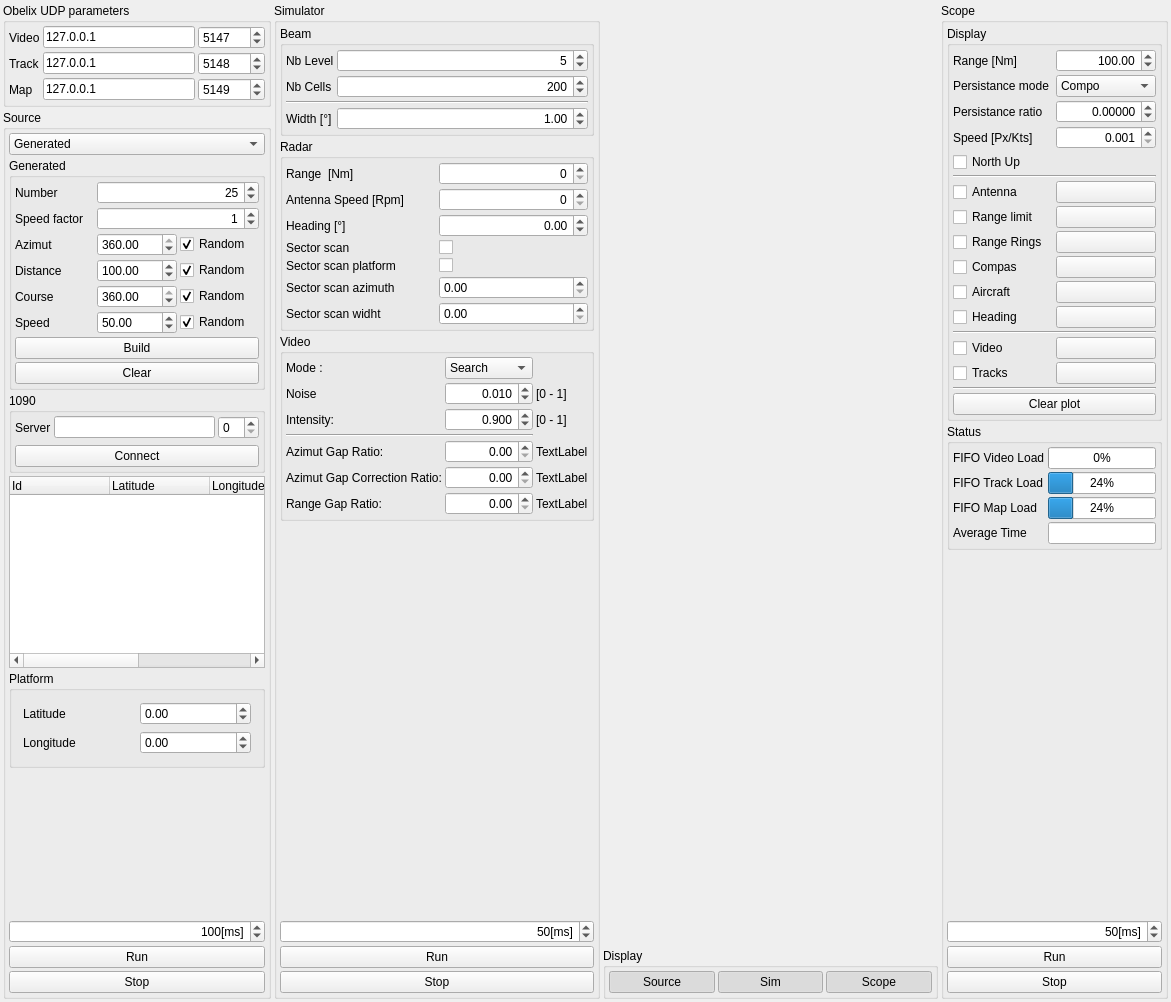
chootair/RadarObelix, file Src/ObelixTestApp/MainWindow.ui: the form before one commit.
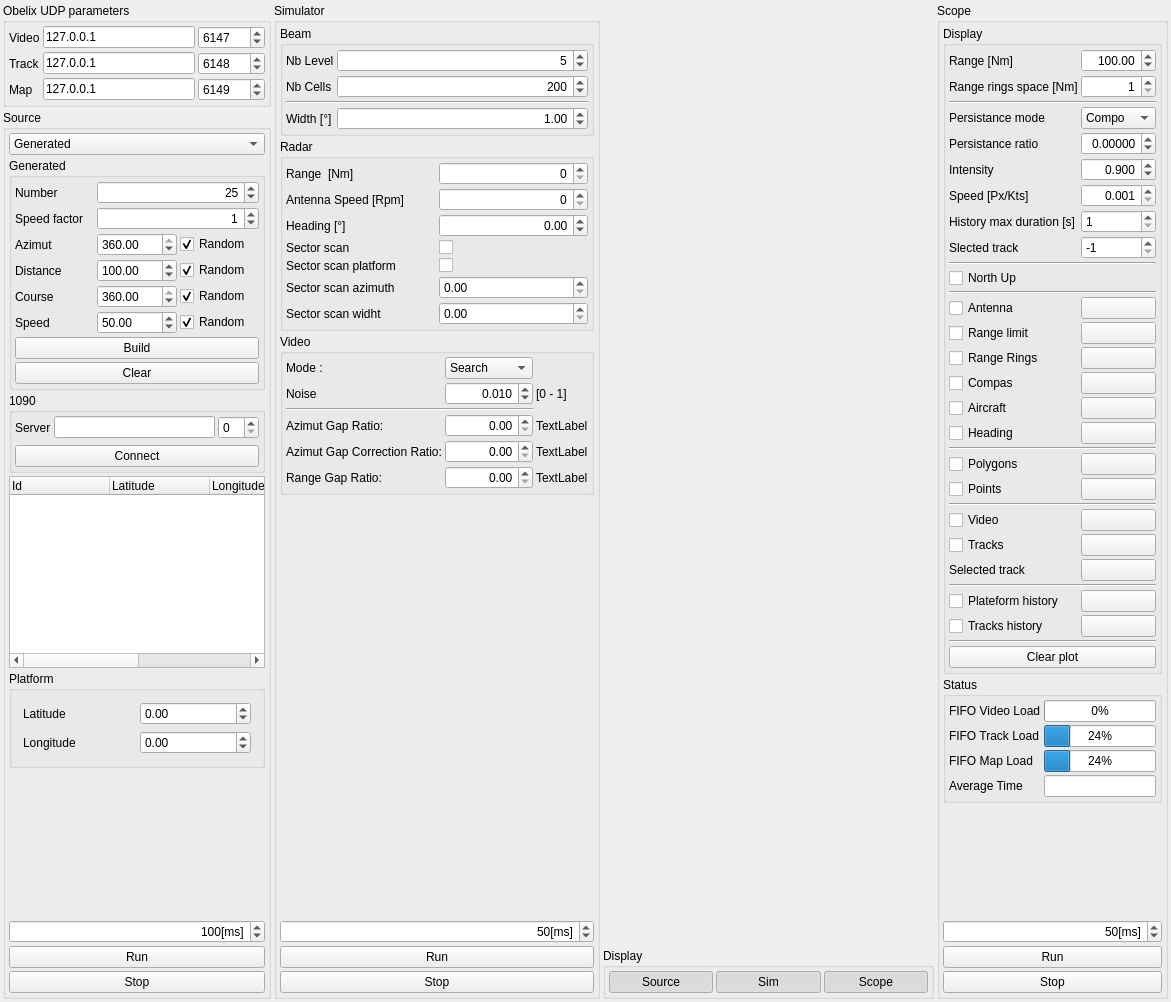
The form after the commit. Custom widgets are drawn as their Qt base class.

Commit message:
Plot History
Add track and plateforme history

```diff
--- a/Src/ObelixTestApp/MainWindow.ui
+++ b/Src/ObelixTestApp/MainWindow.ui
@@ -57,7 +57,7 @@
           <number>999999999</number>
          </property>
          <property name="value">
-          <number>5147</number>
+          <number>6147</number>
          </property>
         </widget>
        </item>
@@ -95,7 +95,7 @@
           <number>999999999</number>
          </property>
          <property name="value">
-          <number>5148</number>
+          <number>6148</number>
          </property>
         </widget>
        </item>
@@ -119,7 +119,7 @@
           <number>999999999</number>
          </property>
          <property name="value">
-          <number>5149</number>
+          <number>6149</number>
          </property>
         </widget>
        </item>
@@ -238,65 +238,7 @@
           <property name="spacing">
            <number>3</number>
           </property>
-          <item row="2" column="1">
-           <widget class="QDoubleSpinBox" name="sbxIntensty">
-            <property name="alignment">
-             <set>Qt::AlignRight|Qt::AlignTrailing|Qt::AlignVCenter</set>
-            </property>
-            <property name="decimals">
-             <number>3</number>
-            </property>
-            <property name="maximum">
-             <double>1.000000000000000</double>
-            </property>
-            <property name="singleStep">
-             <double>0.010000000000000</double>
-            </property>
-            <property name="value">
-             <double>0.900000000000000</double>
-            </property>
-           </widget>
-          </item>
-          <item row="2" column="0">
-           <widget class="QLabel" name="label_12">
-            <property name="text">
-             <string>Intensity:</string>
-            </property>
-           </widget>
-          </item>
-          <item row="6" column="1">
-           <widget class="QDoubleSpinBox" name="sbxRangeGapRto">
-            <property name="enabled">
-             <bool>true</bool>
-            </property>
-            <property name="alignment">
-             <set>Qt::AlignRight|Qt::AlignTrailing|Qt::AlignVCenter</set>
-            </property>
-            <property name="maximum">
-             <double>999.000000000000000</double>
-            </property>
-            <property name="singleStep">
-             <double>1.000000000000000</double>
-            </property>
-           </widget>
-          </item>
           <item row="4" column="1">
-           <widget class="QDoubleSpinBox" name="sbxAzGapRto">
-            <property name="enabled">
-             <bool>true</bool>
-            </property>
-            <property name="alignment">
-             <set>Qt::AlignRight|Qt::AlignTrailing|Qt::AlignVCenter</set>
-            </property>
-            <property name="maximum">
-             <double>999.000000000000000</double>
-            </property>
-            <property name="singleStep">
-             <double>1.000000000000000</double>
-            </property>
-           </widget>
-          </item>
-          <item row="5" column="1">
            <widget class="QDoubleSpinBox" name="sbxAzCorrectionGapRto">
             <property name="enabled">
              <bool>true</bool>
@@ -308,14 +250,7 @@
              <double>999.000000000000000</double>
             </property>
             <property name="singleStep">
-             <double>1.000000000000000</double>
-            </property>
-           </widget>
-          </item>
-          <item row="0" column="0">
-           <widget class="QLabel" name="label_14">
-            <property name="text">
-             <string>Mode :</string>
+             <double>0.010000000000000</double>
             </property>
            </widget>
           </item>
@@ -343,41 +278,20 @@
             </item>
            </widget>
           </item>
-          <item row="6" column="0">
+          <item row="5" column="0">
            <widget class="QLabel" name="label_13">
             <property name="text">
              <string>Range Gap Ratio:</string>
             </property>
            </widget>
           </item>
-          <item row="4" column="0">
-           <widget class="QLabel" name="label_10">
-            <property name="text">
-             <string>Azimut Gap Ratio:</string>
-            </property>
-           </widget>
-          </item>
-          <item row="5" column="0">
-           <widget class="QLabel" name="label_11">
-            <property name="text">
-             <string>Azimut Gap Correction Ratio:</string>
-            </property>
-           </widget>
-          </item>
-          <item row="3" column="0" colspan="2">
+          <item row="2" column="0" colspan="2">
            <widget class="Line" name="line">
             <property name="orientation">
              <enum>Qt::Horizontal</enum>
             </property>
            </widget>
           </item>
-          <item row="1" column="0">
-           <widget class="QLabel" name="label_5">
-            <property name="text">
-             <string>Noise</string>
-            </property>
-           </widget>
-          </item>
           <item row="1" column="1">
            <widget class="QDoubleSpinBox" name="sbxSimNoise">
             <property name="alignment">
@@ -397,10 +311,33 @@
             </property>
            </widget>
           </item>
-          <item row="2" column="2">
-           <widget class="QLabel" name="label_36">
+          <item row="4" column="2">
+           <widget class="QLabel" name="label_39">
             <property name="text">
-             <string>[0 - 1]</string>
+             <string>TextLabel</string>
+            </property>
+           </widget>
+          </item>
+          <item row="5" column="1">
+           <widget class="QDoubleSpinBox" name="sbxRangeGapRto">
+            <property name="enabled">
+             <bool>true</bool>
+            </property>
+            <property name="alignment">
+             <set>Qt::AlignRight|Qt::AlignTrailing|Qt::AlignVCenter</set>
+            </property>
+            <property name="maximum">
+             <double>999.000000000000000</double>
+            </property>
+            <property name="singleStep">
+             <double>1.000000000000000</double>
+            </property>
+           </widget>
+          </item>
+          <item row="0" column="0">
+           <widget class="QLabel" name="label_14">
+            <property name="text">
+             <string>Mode :</string>
             </property>
            </widget>
           </item>
@@ -411,27 +348,57 @@
             </property>
            </widget>
           </item>
-          <item row="4" column="2">
-           <widget class="QLabel" name="label_38">
+          <item row="1" column="0">
+           <widget class="QLabel" name="label_5">
             <property name="text">
-             <string>TextLabel</string>
+             <string>Noise</string>
             </property>
            </widget>
           </item>
           <item row="5" column="2">
-           <widget class="QLabel" name="label_39">
-            <property name="text">
-             <string>TextLabel</string>
-            </property>
-           </widget>
-          </item>
-          <item row="6" column="2">
            <widget class="QLabel" name="label_40">
             <property name="text">
              <string>TextLabel</string>
             </property>
            </widget>
           </item>
+          <item row="4" column="0">
+           <widget class="QLabel" name="label_11">
+            <property name="text">
+             <string>Azimut Gap Correction Ratio:</string>
+            </property>
+           </widget>
+          </item>
+          <item row="3" column="2">
+           <widget class="QLabel" name="label_38">
+            <property name="text">
+             <string>TextLabel</string>
+            </property>
+           </widget>
+          </item>
+          <item row="3" column="0">
+           <widget class="QLabel" name="label_10">
+            <property name="text">
+             <string>Azimut Gap Ratio:</string>
+            </property>
+           </widget>
+          </item>
+          <item row="3" column="1">
+           <widget class="QDoubleSpinBox" name="sbxAzGapRto">
+            <property name="enabled">
+             <bool>true</bool>
+            </property>
+            <property name="alignment">
+             <set>Qt::AlignRight|Qt::AlignTrailing|Qt::AlignVCenter</set>
+            </property>
+            <property name="maximum">
+             <double>999.000000000000000</double>
+            </property>
+            <property name="singleStep">
+             <double>0.010000000000000</double>
+            </property>
+           </widget>
+          </item>
          </layout>
         </widget>
        </item>
@@ -1148,160 +1115,136 @@
           <property name="spacing">
            <number>3</number>
           </property>
-          <item row="3" column="1">
-           <widget class="QDoubleSpinBox" name="sbxPresistance">
-            <property name="alignment">
-             <set>Qt::AlignRight|Qt::AlignTrailing|Qt::AlignVCenter</set>
+          <item row="23" column="0" colspan="2">
+           <widget class="Line" name="line_4">
+            <property name="orientation">
+             <enum>Qt::Horizontal</enum>
             </property>
-            <property name="decimals">
-             <number>5</number>
-            </property>
-            <property name="minimum">
-             <double>-1.000000000000000</double>
-            </property>
-            <property name="maximum">
-             <double>1.000000000000000</double>
-            </property>
-            <property name="singleStep">
-             <double>0.000100000000000</double>
-            </property>
            </widget>
           </item>
-          <item row="3" column="0">
-           <widget class="QLabel" name="label_17">
-            <property name="text">
-             <string>Persistance ratio</string>
-            </property>
-           </widget>
-          </item>
-          <item row="11" column="0">
-           <widget class="QCheckBox" name="ckxDispCompas">
-            <property name="text">
-             <string>Compas</string>
-            </property>
-           </widget>
-          </item>
-          <item row="8" column="1">
-           <widget class="ColorPickerButton" name="pbxColorRangeLimit">
+          <item row="22" column="1">
+           <widget class="ColorPickerButton" name="pbxColorPoints">
             <property name="text">
              <string/>
             </property>
            </widget>
           </item>
-          <item row="4" column="0">
+          <item row="27" column="0" colspan="2">
+           <widget class="Line" name="line_9">
+            <property name="orientation">
+             <enum>Qt::Horizontal</enum>
+            </property>
+           </widget>
+          </item>
+          <item row="4" column="1">
+           <widget class="QComboBox" name="cbxPresistanceMode">
+            <item>
+             <property name="text">
+              <string>Compo</string>
+             </property>
+            </item>
+            <item>
+             <property name="text">
+              <string>Pixel</string>
+             </property>
+            </item>
+           </widget>
+          </item>
+          <item row="1" column="0">
+           <widget class="QLabel" name="label_19">
+            <property name="text">
+             <string>Range [Nm] </string>
+            </property>
+           </widget>
+          </item>
+          <item row="13" column="0">
+           <widget class="QCheckBox" name="ckxDispAntenna">
+            <property name="text">
+             <string>Antenna</string>
+            </property>
+           </widget>
+          </item>
+          <item row="6" column="0">
+           <widget class="QLabel" name="label_12">
+            <property name="text">
+             <string>Intensity</string>
+            </property>
+           </widget>
+          </item>
+          <item row="7" column="0">
            <widget class="QLabel" name="label_18">
             <property name="text">
              <string>Speed [Px/Kts]</string>
             </property>
            </widget>
           </item>
-          <item row="15" column="0">
-           <widget class="QCheckBox" name="ckxDispVideo">
+          <item row="13" column="1">
+           <widget class="ColorPickerButton" name="pbxColorAntenna">
             <property name="text">
-             <string>Video</string>
+             <string/>
             </property>
            </widget>
           </item>
-          <item row="11" column="1">
+          <item row="18" column="0">
+           <widget class="QCheckBox" name="ckxDispAircraft">
+            <property name="text">
+             <string>Aircraft</string>
+            </property>
+           </widget>
+          </item>
+          <item row="19" column="1">
+           <widget class="ColorPickerButton" name="pbxColorHeading">
+            <property name="text">
+             <string/>
+            </property>
+           </widget>
+          </item>
+          <item row="17" column="1">
            <widget class="ColorPickerButton" name="pbxColorCompas">
             <property name="text">
              <string/>
             </property>
            </widget>
           </item>
-          <item row="13" column="0">
+          <item row="19" column="0">
            <widget class="QCheckBox" name="ckxDispHeading">
             <property name="text">
              <string>Heading</string>
             </property>
            </widget>
           </item>
-          <item row="12" column="1">
-           <widget class="ColorPickerButton" name="pbxColorAircraft">
-            <property name="text">
-             <string/>
-            </property>
-           </widget>
-          </item>
-          <item row="12" column="0">
-           <widget class="QCheckBox" name="ckxDispAircraft">
-            <property name="text">
-             <string>Aircraft</string>
-            </property>
-           </widget>
-          </item>
-          <item row="4" column="1">
-           <widget class="QDoubleSpinBox" name="sbxDisplayPxKtsRatio">
-            <property name="alignment">
-             <set>Qt::AlignRight|Qt::AlignTrailing|Qt::AlignVCenter</set>
-            </property>
-            <property name="decimals">
-             <number>3</number>
-            </property>
-            <property name="minimum">
-             <double>0.001000000000000</double>
-            </property>
-            <property name="maximum">
-             <double>999.000000000000000</double>
-            </property>
-            <property name="singleStep">
-             <double>0.010000000000000</double>
-            </property>
-           </widget>
-          </item>
-          <item row="16" column="0">
-           <widget class="QCheckBox" name="ckxDispTracks">
-            <property name="text">
-             <string>Tracks</string>
-            </property>
-           </widget>
-          </item>
-          <item row="1" column="0">
-           <widget class="QLabel" name="label_19">
-            <property name="text">
-             <string>Range [Nm] </string>
-            </property>
-           </widget>
-          </item>
-          <item row="8" column="0">
-           <widget class="QCheckBox" name="ckxDispRangeLimit">
-            <property name="text">
-             <string>Range limit</string>
-            </property>
-           </widget>
-          </item>
-          <item row="9" column="1">
-           <widget class="ColorPickerButton" name="pbxColorRangeRing">
-            <property name="text">
-             <string/>
-            </property>
-           </widget>
-          </item>
-          <item row="9" column="0">
+          <item row="15" column="0">
            <widget class="QCheckBox" name="ckxDispRangeRings">
             <property name="text">
              <string>Range Rings</string>
             </property>
            </widget>
           </item>
-          <item row="19" column="0" colspan="2">
-           <widget class="QPushButton" name="pbxClearScope">
-            <property name="text">
-             <string>Clear plot</string>
+          <item row="20" column="0" colspan="2">
+           <widget class="Line" name="line_5">
+            <property name="orientation">
+             <enum>Qt::Horizontal</enum>
             </property>
            </widget>
           </item>
-          <item row="16" column="1">
-           <widget class="ColorPickerButton" name="pbxColorTrack">
+          <item row="18" column="1">
+           <widget class="ColorPickerButton" name="pbxColorAircraft">
             <property name="text">
              <string/>
             </property>
            </widget>
           </item>
-          <item row="13" column="1">
-           <widget class="ColorPickerButton" name="pbxColorHeading">
-            <property name="text">
-             <string/>
+          <item row="3" column="0" colspan="2">
+           <widget class="Line" name="line_8">
+            <property name="orientation">
+             <enum>Qt::Horizontal</enum>
+            </property>
+           </widget>
+          </item>
+          <item row="12" column="0" colspan="2">
+           <widget class="Line" name="line_2">
+            <property name="orientation">
+             <enum>Qt::Horizontal</enum>
             </property>
            </widget>
           </item>
@@ -1321,74 +1264,279 @@
             </property>
            </widget>
           </item>
-          <item row="7" column="0">
-           <widget class="QCheckBox" name="ckxDispAntenna">
+          <item row="4" column="0">
+           <widget class="QLabel" name="label_28">
             <property name="text">
-             <string>Antenna</string>
+             <string>Persistance mode</string>
             </property>
            </widget>
           </item>
-          <item row="7" column="1">
-           <widget class="ColorPickerButton" name="pbxColorAntenna">
+          <item row="10" column="0" colspan="2">
+           <widget class="Line" name="line_6">
+            <property name="orientation">
+             <enum>Qt::Horizontal</enum>
+            </property>
+           </widget>
+          </item>
+          <item row="14" column="1">
+           <widget class="ColorPickerButton" name="pbxColorRangeLimit">
             <property name="text">
              <string/>
             </property>
            </widget>
           </item>
-          <item row="6" column="0" colspan="2">
-           <widget class="Line" name="line_2">
-            <property name="orientation">
-             <enum>Qt::Horizontal</enum>
+          <item row="2" column="0">
+           <widget class="QLabel" name="label_41">
+            <property name="text">
+             <string>Range rings space [Nm]</string>
             </property>
            </widget>
           </item>
-          <item row="14" column="0" colspan="2">
-           <widget class="Line" name="line_4">
-            <property name="orientation">
-             <enum>Qt::Horizontal</enum>
-            </property>
-           </widget>
-          </item>
-          <item row="18" column="0" colspan="2">
-           <widget class="Line" name="line_3">
-            <property name="orientation">
-             <enum>Qt::Horizontal</enum>
-            </property>
-           </widget>
-          </item>
-          <item row="15" column="1">
+          <item row="24" column="1">
            <widget class="ColorPickerButton" name="pbxColorVideo">
             <property name="text">
              <string/>
             </property>
            </widget>
           </item>
-          <item row="5" column="0">
+          <item row="29" column="0">
+           <widget class="QCheckBox" name="ckxDispTracksHistory">
+            <property name="text">
+             <string>Tracks history</string>
+            </property>
+           </widget>
+          </item>
+          <item row="25" column="1">
+           <widget class="ColorPickerButton" name="pbxColorTrack">
+            <property name="text">
+             <string/>
+            </property>
+           </widget>
+          </item>
+          <item row="5" column="1">
+           <widget class="QDoubleSpinBox" name="sbxPresistance">
+            <property name="alignment">
+             <set>Qt::AlignRight|Qt::AlignTrailing|Qt::AlignVCenter</set>
+            </property>
+            <property name="decimals">
+             <number>5</number>
+            </property>
+            <property name="minimum">
+             <double>-1.000000000000000</double>
+            </property>
+            <property name="maximum">
+             <double>1.000000000000000</double>
+            </property>
+            <property name="singleStep">
+             <double>0.000100000000000</double>
+            </property>
+           </widget>
+          </item>
+          <item row="6" column="1">
+           <widget class="QDoubleSpinBox" name="sbxIntensty">
+            <property name="alignment">
+             <set>Qt::AlignRight|Qt::AlignTrailing|Qt::AlignVCenter</set>
+            </property>
+            <property name="decimals">
+             <number>3</number>
+            </property>
+            <property name="maximum">
+             <double>1.000000000000000</double>
+            </property>
+            <property name="singleStep">
+             <double>0.010000000000000</double>
+            </property>
+            <property name="value">
+             <double>0.900000000000000</double>
+            </property>
+           </widget>
+          </item>
+          <item row="32" column="0" colspan="2">
+           <widget class="QPushButton" name="pbxClearScope">
+            <property name="text">
+             <string>Clear plot</string>
+            </property>
+           </widget>
+          </item>
+          <item row="28" column="0">
+           <widget class="QCheckBox" name="ckxDispPlateformHistory">
+            <property name="text">
+             <string>Plateform history</string>
+            </property>
+           </widget>
+          </item>
+          <item row="7" column="1">
+           <widget class="QDoubleSpinBox" name="sbxDisplayPxKtsRatio">
+            <property name="alignment">
+             <set>Qt::AlignRight|Qt::AlignTrailing|Qt::AlignVCenter</set>
+            </property>
+            <property name="decimals">
+             <number>3</number>
+            </property>
+            <property name="minimum">
+             <double>0.001000000000000</double>
+            </property>
+            <property name="maximum">
+             <double>999.000000000000000</double>
+            </property>
+            <property name="singleStep">
+             <double>0.010000000000000</double>
+            </property>
+           </widget>
+          </item>
+          <item row="24" column="0">
+           <widget class="QCheckBox" name="ckxDispVideo">
+            <property name="text">
+             <string>Video</string>
+            </property>
+           </widget>
+          </item>
+          <item row="14" column="0">
+           <widget class="QCheckBox" name="ckxDispRangeLimit">
+            <property name="text">
+             <string>Range limit</string>
+            </property>
+           </widget>
+          </item>
+          <item row="22" column="0">
+           <widget class="QCheckBox" name="ckxDispPoints">
+            <property name="text">
+             <string>Points</string>
+            </property>
+           </widget>
+          </item>
+          <item row="28" column="1">
+           <widget class="ColorPickerButton" name="pbxColorPlateformHistory">
+            <property name="text">
+             <string/>
+            </property>
+           </widget>
+          </item>
+          <item row="15" column="1">
+           <widget class="ColorPickerButton" name="pbxColorRangeRing">
+            <property name="text">
+             <string/>
+            </property>
+           </widget>
+          </item>
+          <item row="29" column="1">
+           <widget class="ColorPickerButton" name="pbxColorTrackHistory">
+            <property name="text">
+             <string/>
+            </property>
+           </widget>
+          </item>
+          <item row="21" column="0">
+           <widget class="QCheckBox" name="ckxDispPolygons">
+            <property name="text">
+             <string>Polygons</string>
+            </property>
+           </widget>
+          </item>
+          <item row="11" column="0">
            <widget class="QCheckBox" name="ckxNorthUp">
             <property name="text">
              <string>North Up</string>
             </property>
            </widget>
           </item>
-          <item row="2" column="0">
-           <widget class="QLabel" name="label_28">
+          <item row="17" column="0">
+           <widget class="QCheckBox" name="ckxDispCompas">
             <property name="text">
-             <string>Persistance mode</string>
+             <string>Compas</string>
             </property>
            </widget>
           </item>
           <item row="2" column="1">
-           <widget class="QComboBox" name="cbxPresistanceMode">
-            <item>
-             <property name="text">
-              <string>Compo</string>
-             </property>
-            </item>
-            <item>
-             <property name="text">
-              <string>Pixel</string>
-             </property>
-            </item>
+           <widget class="QSpinBox" name="sbxScopeRangeRingSpace">
+            <property name="alignment">
+             <set>Qt::AlignRight|Qt::AlignTrailing|Qt::AlignVCenter</set>
+            </property>
+            <property name="minimum">
+             <number>1</number>
+            </property>
+            <property name="maximum">
+             <number>999</number>
+            </property>
+           </widget>
+          </item>
+          <item row="21" column="1">
+           <widget class="ColorPickerButton" name="pbxColorPolygons">
+            <property name="text">
+             <string/>
+            </property>
+           </widget>
+          </item>
+          <item row="25" column="0">
+           <widget class="QCheckBox" name="ckxDispTracks">
+            <property name="text">
+             <string>Tracks</string>
+            </property>
+           </widget>
+          </item>
+          <item row="5" column="0">
+           <widget class="QLabel" name="label_17">
+            <property name="text">
+             <string>Persistance ratio</string>
+            </property>
+           </widget>
+          </item>
+          <item row="31" column="0" colspan="2">
+           <widget class="Line" name="line_3">
+            <property name="orientation">
+             <enum>Qt::Horizontal</enum>
+            </property>
+           </widget>
+          </item>
+          <item row="8" column="0">
+           <widget class="QLabel" name="label_36">
+            <property name="text">
+             <string>History max duration [s]</string>
+            </property>
+           </widget>
+          </item>
+          <item row="8" column="1">
+           <widget class="QSpinBox" name="sbxHistoryMaxDurationS">
+            <property name="minimum">
+             <number>1</number>
+            </property>
+            <property name="maximum">
+             <number>200</number>
+            </property>
+           </widget>
+          </item>
+          <item row="9" column="0">
+           <widget class="QLabel" name="label_42">
+            <property name="text">
+             <string>Slected track</string>
+            </property>
+           </widget>
+          </item>
+          <item row="9" column="1">
+           <widget class="QSpinBox" name="sbxSelectedTrack">
+            <property name="minimum">
+             <number>-1</number>
+            </property>
+            <property name="maximum">
+             <number>999</number>
+            </property>
+            <property name="value">
+             <number>-1</number>
+            </property>
+           </widget>
+          </item>
+          <item row="26" column="1">
+           <widget class="ColorPickerButton" name="pbxColorSelectedTrack">
+            <property name="text">
+             <string/>
+            </property>
+           </widget>
+          </item>
+          <item row="26" column="0">
+           <widget class="QLabel" name="label_43">
+            <property name="text">
+             <string>Selected track</string>
+            </property>
            </widget>
           </item>
          </layout>
```
The commit also changes 9 other files.
